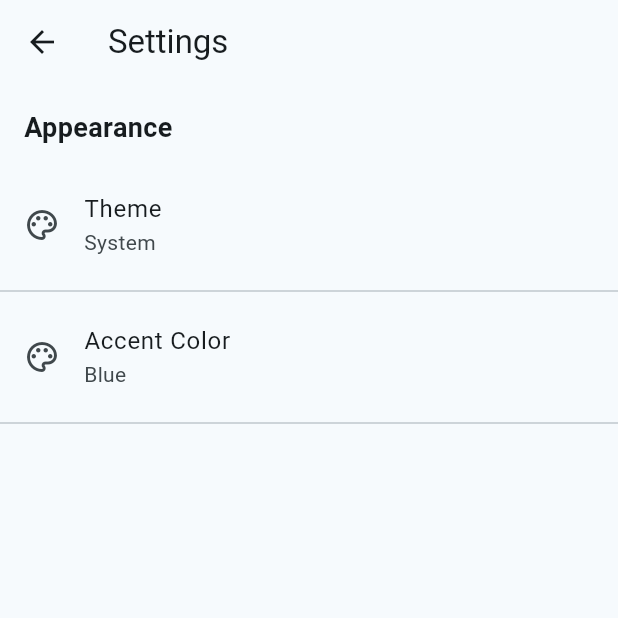
After one commit to Govind-Sankar/chessarena, a Flutter app: the screen it shows after launch, after a tap on the "settings" icon, on a phone screen of 412 x 824 dp, the top half of it. The commit adds this screen. Run offline on Flutter 3.47's test engine with Material 3 defaults, Android fonts, the phone set to English and light mode, and no system bars; our stand-ins replace connectivity_plus, firebase_core, firebase_database, font_awesome_flutter, google_fonts, material_symbols_icons and 1 more; missing offline and left inert: chess, chess_vectors_flutter; accounts and stored records are empty.

Commit message:
Added Web Support

```diff
--- a/lib/main.dart
+++ b/lib/main.dart
@@ -4,6 +4,7 @@ import 'firebase_options.dart';
 import 'screens/splash_screen.dart';
 import 'theme/app_theme.dart';
 import 'theme/theme_manager.dart';
+import 'package:flutter/foundation.dart';
 
 void main() async {
   WidgetsFlutterBinding.ensureInitialized();
--- a/lib/screens/credits_screen.dart
+++ b/lib/screens/credits_screen.dart
@@ -3,6 +3,7 @@ import 'package:google_fonts/google_fonts.dart';
 import 'package:material_symbols_icons/symbols.dart';
 import 'package:font_awesome_flutter/font_awesome_flutter.dart';
 import 'package:url_launcher/url_launcher.dart';
+import '../widgets/desktop_frame.dart';
 
 class CreditsScreen extends StatelessWidget {
   const CreditsScreen({super.key});
@@ -12,7 +13,8 @@ class CreditsScreen extends StatelessWidget {
     final theme = Theme.of(context);
     final colorScheme = theme.colorScheme;
 
-    return Scaffold(
+    return DesktopFrame(
+      child: Scaffold(
         appBar: AppBar(
           title: Text(
             'Credits',
@@ -74,6 +76,7 @@ class CreditsScreen extends StatelessWidget {
             ],
           ),
         ),
+      ),
     );
   }
 
--- a/lib/screens/home_screen.dart
+++ b/lib/screens/home_screen.dart
@@ -6,13 +6,15 @@ import 'singleplayer_home_screen.dart';
 import 'multiplayer_home_screen.dart';
 import 'package:chessarena/widgets/menu_button.dart';
 import 'package:chessarena/widgets/arena_layout.dart';
+import 'package:chessarena/widgets/desktop_frame.dart';
 
 class HomeScreen extends StatelessWidget {
   const HomeScreen({super.key});
 
   @override
   Widget build(BuildContext context) {
-    return Scaffold(
+    return DesktopFrame(
+      child: Scaffold(
         appBar: AppBar(
           backgroundColor: Colors.transparent,
           elevation: 0,
@@ -40,6 +42,7 @@ class HomeScreen extends StatelessWidget {
         ),
         body: const ArenaLayout(
           child: _HomeButtons(),
+        ),
       ),
     );
   }
--- a/lib/screens/join_game_screen.dart
+++ b/lib/screens/join_game_screen.dart
@@ -1,6 +1,7 @@
 import 'package:flutter/material.dart';
 import 'multiplayer_game_screen.dart';
 import '../logic/multiplayer_provider.dart';
+import '../widgets/desktop_frame.dart';
 
 class JoinGameScreen extends StatefulWidget {
   const JoinGameScreen({super.key});
@@ -58,7 +59,8 @@ class _JoinGameScreenState extends State<JoinGameScreen> {
 
   @override
   Widget build(BuildContext context) {
-    return Scaffold(
+    return DesktopFrame(
+      child: Scaffold(
         appBar: AppBar(
           title: const Text('Join Game'),
           backgroundColor: Colors.transparent,
@@ -117,6 +119,7 @@ class _JoinGameScreenState extends State<JoinGameScreen> {
             ],
           ),
         ),
+      ),
     );
   }
 }
--- a/lib/screens/multiplayer_home_screen.dart
+++ b/lib/screens/multiplayer_home_screen.dart
@@ -9,6 +9,7 @@ import 'network_error_screen.dart';
 import 'dart:math';
 import '../widgets/arena_layout.dart';
 import '../widgets/menu_button.dart';
+import '../widgets/desktop_frame.dart';
 
 class MultiplayerHomeScreen extends StatelessWidget {
   const MultiplayerHomeScreen({super.key});
@@ -47,7 +48,8 @@ class MultiplayerHomeScreen extends StatelessWidget {
 
   @override
   Widget build(BuildContext context) {
-    return Scaffold(
+    return DesktopFrame(
+      child: Scaffold(
         appBar: AppBar(
           automaticallyImplyLeading: false,
           backgroundColor: Colors.transparent,
@@ -126,6 +128,7 @@ class MultiplayerHomeScreen extends StatelessWidget {
             ],
           ),
         ),
+      ),
     );
   }
 }
--- a/lib/screens/network_error_screen.dart
+++ b/lib/screens/network_error_screen.dart
@@ -1,11 +1,13 @@
 import 'package:flutter/material.dart';
+import '../widgets/desktop_frame.dart';
 
 class NetworkErrorScreen extends StatelessWidget {
   const NetworkErrorScreen({super.key});
 
   @override
   Widget build(BuildContext context) {
-    return Scaffold(
+    return DesktopFrame(
+      child: Scaffold(
         body: Container(
           width: double.infinity,
           padding: const EdgeInsets.symmetric(horizontal: 30),
@@ -46,6 +48,7 @@ class NetworkErrorScreen extends StatelessWidget {
             ],
           ),
         ),
+      ),
     );
   }
 }
--- a/lib/screens/settings_screen.dart
+++ b/lib/screens/settings_screen.dart
@@ -1,5 +1,6 @@
 import 'package:flutter/material.dart';
 import '../theme/theme_manager.dart';
+import '../widgets/desktop_frame.dart';
 
 class SettingsScreen extends StatefulWidget {
   const SettingsScreen({super.key});
@@ -23,7 +24,8 @@ class _SettingsScreenState extends State<SettingsScreen> {
     return ListenableBuilder(
       listenable: themeManager,
       builder: (context, _) {
-        return Scaffold(
+        return DesktopFrame(
+          child: Scaffold(
             appBar: AppBar(
               title: const Text('Settings'),
             ),
@@ -54,6 +56,7 @@ class _SettingsScreenState extends State<SettingsScreen> {
                 ),
                 const Divider(),
               ],
+            ),
           ),
         );
       },
--- a/lib/screens/singleplayer_home_screen.dart
+++ b/lib/screens/singleplayer_home_screen.dart
@@ -4,6 +4,7 @@ import 'credits_screen.dart';
 import 'game_screen.dart';
 import '../widgets/arena_layout.dart';
 import '../widgets/menu_button.dart';
+import '../widgets/desktop_frame.dart';
 
 class SingleplayerHomeScreen extends StatelessWidget {
   const SingleplayerHomeScreen({super.key});
@@ -19,7 +20,8 @@ class SingleplayerHomeScreen extends StatelessWidget {
 
   @override
   Widget build(BuildContext context) {
-    return Scaffold(
+    return DesktopFrame(
+      child: Scaffold(
         appBar: AppBar(
           automaticallyImplyLeading: false,
           backgroundColor: Colors.transparent,
@@ -74,6 +76,7 @@ class SingleplayerHomeScreen extends StatelessWidget {
             ],
           ),
         ),
+      ),
     );
   }
 }
--- a/lib/screens/splash_screen.dart
+++ b/lib/screens/splash_screen.dart
@@ -2,6 +2,7 @@ import 'package:flutter/material.dart';
 import 'package:material_symbols_icons/material_symbols_icons.dart';
 import 'dart:async';
 import 'home_screen.dart';
+import '../widgets/desktop_frame.dart';
 
 class SplashScreen extends StatefulWidget {
   const SplashScreen({super.key});
@@ -51,7 +52,9 @@ class _SplashScreenState extends State<SplashScreen>
 
   @override
   Widget build(BuildContext context) {
-    return Scaffold(
+    return DesktopFrame(
+      backgroundColor: Colors.red,
+      child: Scaffold(
         backgroundColor: Colors.red,
         body: Stack(
           children: [
@@ -116,6 +119,7 @@ class _SplashScreenState extends State<SplashScreen>
             ),
           ],
         ),
+      ),
     );
   }
 }
--- /dev/null
+++ b/lib/widgets/desktop_frame.dart
@@ -0,0 +1,68 @@
+import 'package:flutter/material.dart';
+
+class DesktopFrame extends StatelessWidget {
+  final Widget child;
+  final double maxWidth;
+  final double breakpoint;
+  final Color? backgroundColor;
+
+  const DesktopFrame({
+    super.key,
+    required this.child,
+    this.maxWidth = 640,
+    this.breakpoint = 900,
+    this.backgroundColor,
+  });
+
+  @override
+  Widget build(BuildContext context) {
+    final theme = Theme.of(context);
+    final pageColor = backgroundColor ?? theme.scaffoldBackgroundColor;
+    final sideColor = Color.alphaBlend(
+      theme.colorScheme.primary.withOpacity(0.08),
+      pageColor,
+    );
+
+    return LayoutBuilder(
+      builder: (context, constraints) {
+        if (constraints.maxWidth < breakpoint) {
+          return child;
+        }
+
+        return DecoratedBox(
+          decoration: BoxDecoration(
+            gradient: LinearGradient(
+              begin: Alignment.centerLeft,
+              end: Alignment.centerRight,
+              colors: [sideColor, pageColor, sideColor],
+            ),
+          ),
+          child: Center(
+            child: SizedBox(
+              width: maxWidth,
+              height: constraints.maxHeight,
+              child: DecoratedBox(
+                decoration: BoxDecoration(
+                  color: pageColor,
+                  border: Border.symmetric(
+                    vertical: BorderSide(
+                      color: theme.colorScheme.outlineVariant.withOpacity(0.35),
+                    ),
+                  ),
+                  boxShadow: [
+                    BoxShadow(
+                      color: Colors.black.withOpacity(0.10),
+                      blurRadius: 28,
+                      spreadRadius: 2,
+                    ),
+                  ],
+                ),
+                child: child,
+              ),
+            ),
+          ),
+        );
+      },
+    );
+  }
+}
```
Also changed, not shown: lib/screens/game_screen.dart (+26 -7 lines), lib/screens/multiplayer_game_screen.dart (+62 -13 lines), firebase.json, 3 other files. Lines whose indentation alone changed are shown as unchanged.
